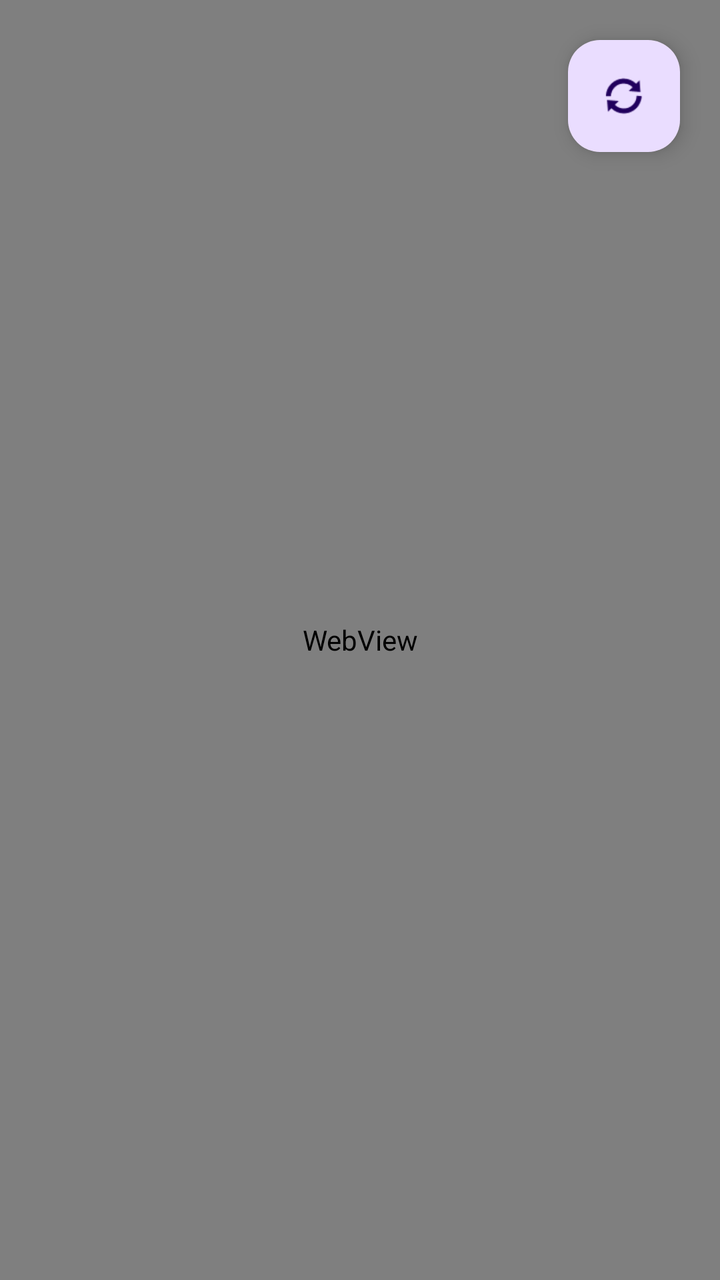
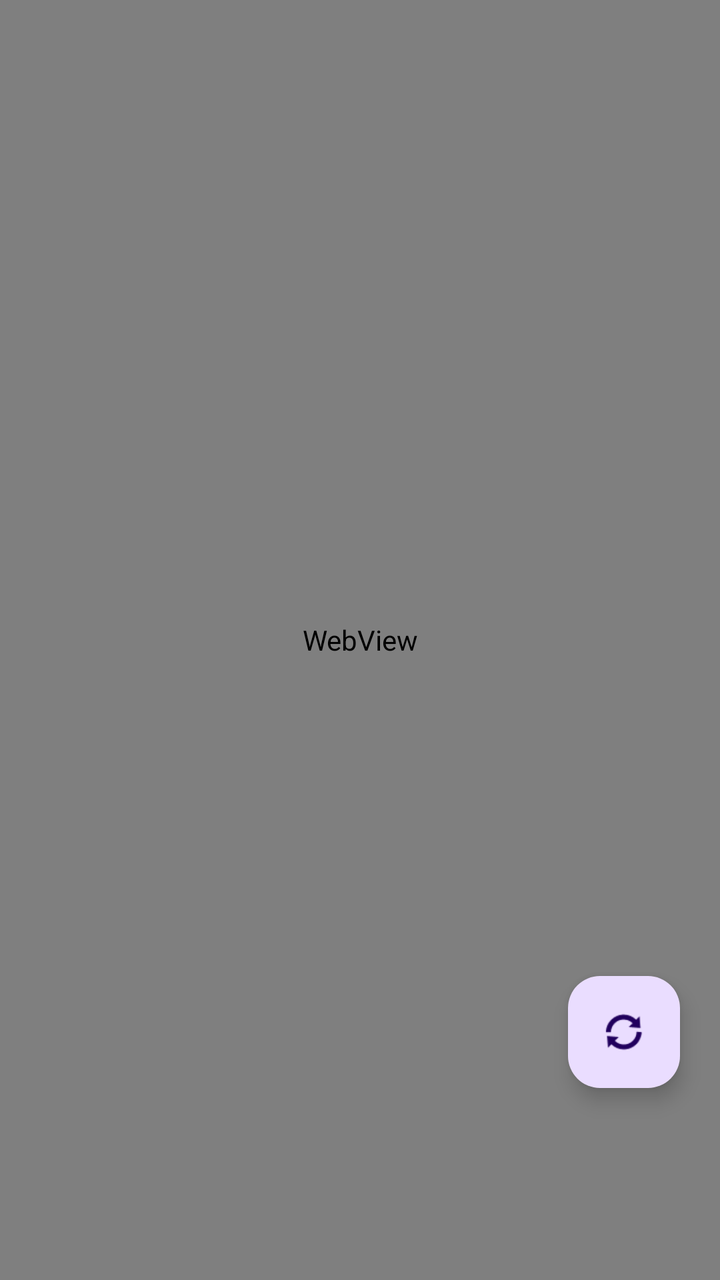

Two renders of the same Android screen: before a commit and after it. Below are the layout's source before the change and the commit's diff.
<!-- AndroidManifest.xml: application theme Theme.FitAiPrivate -->
<!-- res/layout/activity_main.xml -->
<?xml version="1.0" encoding="utf-8"?>
<FrameLayout xmlns:android="http://schemas.android.com/apk/res/android"
    xmlns:app="http://schemas.android.com/apk/res-auto"
    android:layout_width="match_parent"
    android:layout_height="match_parent">

    <WebView
        android:id="@+id/webViewFitAi"
        android:layout_width="match_parent"
        android:layout_height="match_parent" />

    <ProgressBar
        android:id="@+id/webLoading"
        style="?android:attr/progressBarStyleHorizontal"
        android:layout_width="match_parent"
        android:layout_height="3dp"
        android:indeterminate="true"
        android:visibility="gone" />

    <com.google.android.material.floatingactionbutton.FloatingActionButton
        android:id="@+id/buttonOpenSync"
        android:layout_width="wrap_content"
        android:layout_height="wrap_content"
        android:layout_gravity="top|end"
        android:layout_margin="20dp"
        android:contentDescription="@string/tab_sync_health"
        app:srcCompat="@android:drawable/ic_popup_sync" />

</FrameLayout>
<!-- resources referenced by this layout -->
<resources>
  <string name="tab_sync_health">Sync Health</string>
  <style name="Theme.FitAiPrivate" parent="Theme.Material3.DayNight.NoActionBar">
          <item name="android:statusBarColor" tools:targetApi="l">?attr/colorSurface</item>
      </style>
</resources>

<!-- the commit's change to res/layout/activity_main.xml (unified diff, before → after) -->
@@ -21,8 +21,9 @@
         android:id="@+id/buttonOpenSync"
         android:layout_width="wrap_content"
         android:layout_height="wrap_content"
-        android:layout_gravity="top|end"
-        android:layout_margin="20dp"
+        android:layout_gravity="bottom|end"
+        android:layout_marginEnd="20dp"
+        android:layout_marginBottom="96dp"
         android:contentDescription="@string/tab_sync_health"
         app:srcCompat="@android:drawable/ic_popup_sync" />
 
